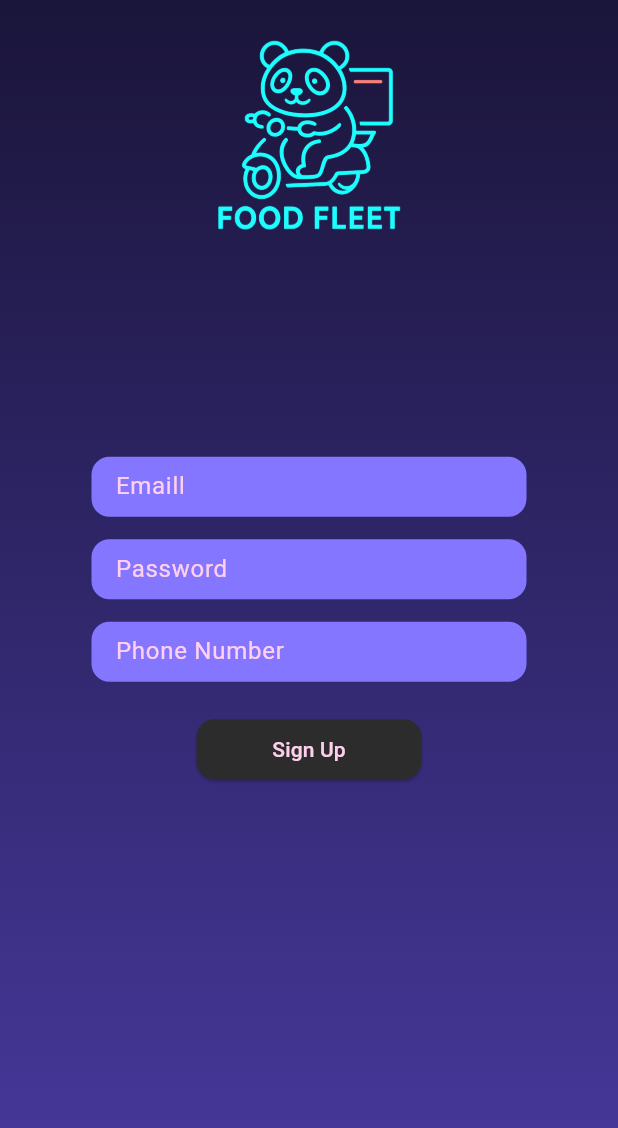
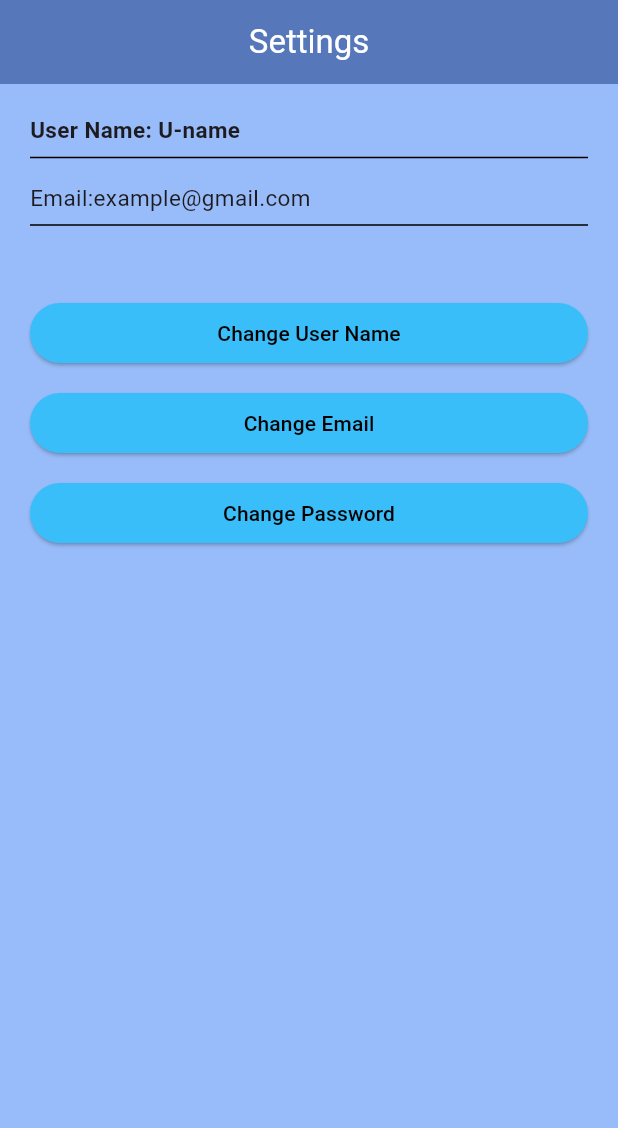
Before and after one commit to MuhammadRafey-7th17een/food_fleet, a Flutter app: the screen it shows after launch, on a phone screen of 412 x 824 dp. Shown: the top 1128 px of the screen. Run offline on Flutter 3.47's test engine with Material 3 defaults, Android fonts, the phone set to English and light mode, and no system bars.

Commit message:
user setting page

```diff
--- a/lib/main.dart
+++ b/lib/main.dart
@@ -1,4 +1,5 @@
 import 'package:flutter/material.dart';
+import 'package:food_fleet/pages/setting_page.dart';
 import 'package:food_fleet/pages/signup_page.dart';
 import 'package:food_fleet/pages/user_signup.dart';
 
@@ -11,6 +12,6 @@ class MainApp extends StatelessWidget {
 
   @override
   Widget build(BuildContext context) {
-    return const MaterialApp(home: UserSignup());
+    return const MaterialApp(home: SettingsPage());
   }
 }
--- /dev/null
+++ b/lib/pages/setting_page.dart
@@ -0,0 +1,77 @@
+import 'package:flutter/material.dart';
+
+class SettingsPage extends StatelessWidget {
+  const SettingsPage({super.key});
+
+  @override
+  Widget build(BuildContext context) {
+    return Scaffold(
+      backgroundColor: const Color(0xFF98BCF9), // Body color
+      appBar: AppBar(
+        backgroundColor: const Color(0xFF5677BA),
+         foregroundColor: Colors.white,// AppBar color
+        title: const Text("Settings"),
+        centerTitle: true,
+
+      ),
+      body: Padding(
+        padding: const EdgeInsets.all(20.0),
+        child: Column(
+          crossAxisAlignment: CrossAxisAlignment.start,
+          children: [
+
+            const Text(
+              "User Name: U-name",
+              style: TextStyle(fontSize: 15, fontWeight: FontWeight.bold),
+            ),
+            const Divider(color: Colors.black, thickness: 1),
+            const SizedBox(height: 8),
+            const Text(
+              "Email:example@gmail.com",
+              style: TextStyle(fontSize: 15),
+            ),
+            const Divider(color: Colors.black, thickness: 1),
+            const SizedBox(height: 40),
+
+            // Buttons
+            SizedBox(
+              width: double.infinity,
+              child: ElevatedButton(
+                style: ElevatedButton.styleFrom(
+                  backgroundColor: const Color(0xFF3ABEF9), // Button color
+                  foregroundColor: Colors.black, // Text color
+                ),
+                onPressed: () {},
+                child: const Text("Change User Name"),
+              ),
+            ),
+            const SizedBox(height: 12),
+            SizedBox(
+              width: double.infinity,
+              child: ElevatedButton(
+                style: ElevatedButton.styleFrom(
+                  backgroundColor: const Color(0xFF3ABEF9), // Button color
+                  foregroundColor: Colors.black,
+                ),
+                onPressed: () {},
+                child: const Text("Change Email"),
+              ),
+            ),
+            const SizedBox(height: 12),
+            SizedBox(
+              width: double.infinity,
+              child: ElevatedButton(
+                style: ElevatedButton.styleFrom(
+                  backgroundColor: const Color(0xFF3ABEF9),
+                  foregroundColor: Colors.black,
+                ),
+                onPressed: () {},
+                child: const Text("Change Password"),
+              ),
+            ),
+          ],
+        ),
+      ),
+    );
+  }
+}
```
